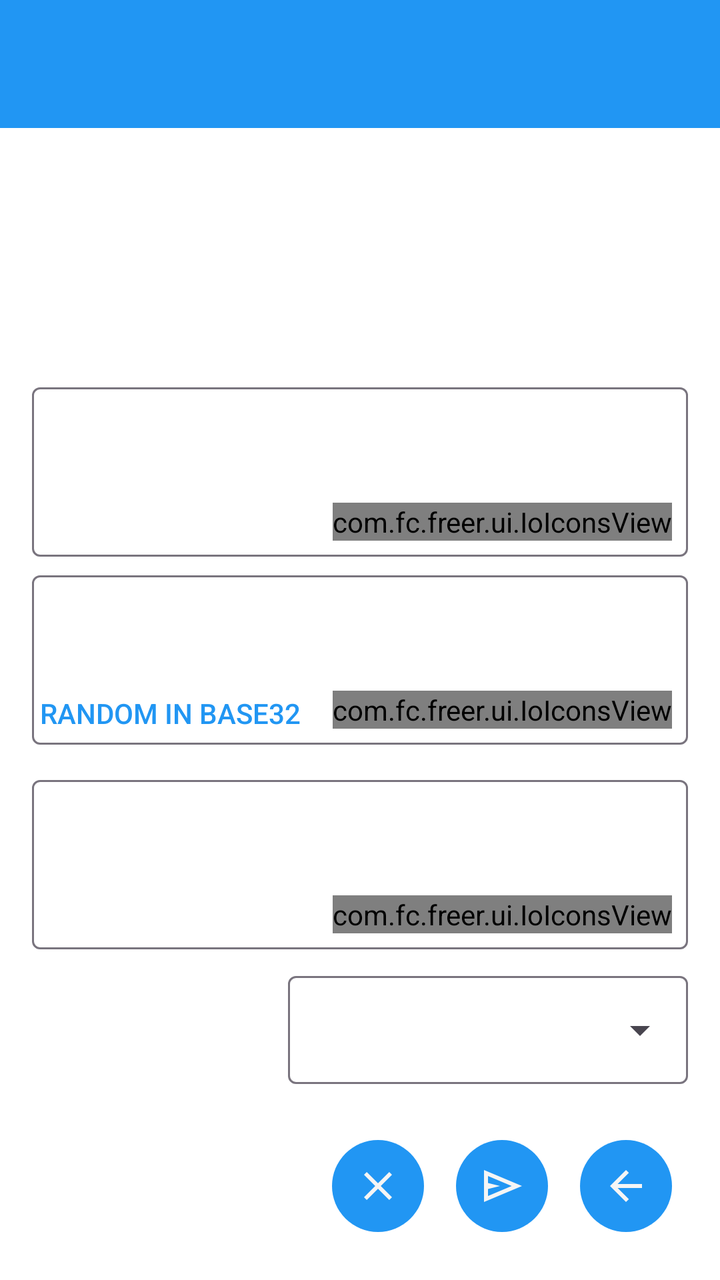
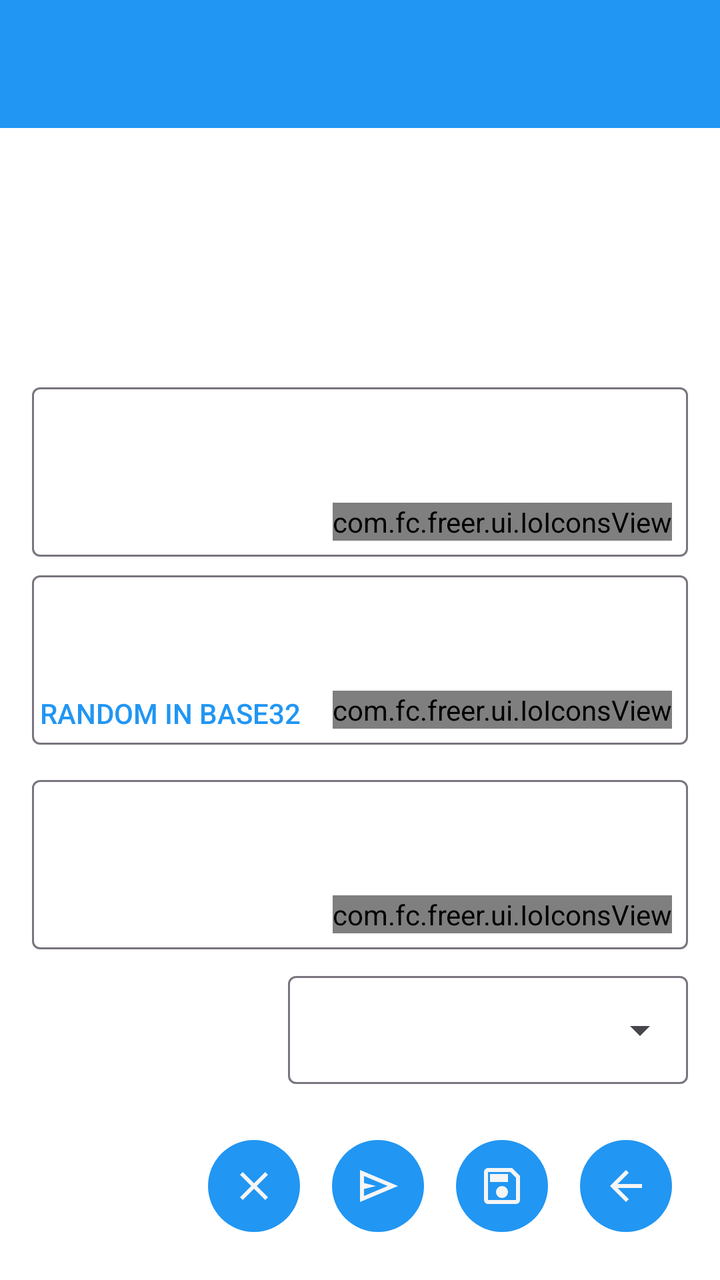

Two renders of the same Android screen: before a commit and after it. Below are the layout's source before the change and the commit's diff.
<!-- AndroidManifest.xml: application theme Theme.Freer -->
<!-- res/layout/activity_update_secret.xml -->
<?xml version="1.0" encoding="utf-8"?>
<LinearLayout xmlns:android="http://schemas.android.com/apk/res/android"
    xmlns:app="http://schemas.android.com/apk/res-auto"
    android:layout_width="match_parent"
    android:layout_height="match_parent"
    android:orientation="vertical">

    <include layout="@layout/common_toolbar" />

    <LinearLayout
        android:layout_width="match_parent"
        android:layout_height="match_parent"
        android:orientation="vertical"
        android:padding="16dp">

        <LinearLayout
            android:id="@+id/secretInfoContainer"
            android:layout_width="match_parent"
            android:layout_height="0dp"
            android:layout_weight="4"
            android:orientation="vertical" />

        <LinearLayout
            android:id="@+id/inputContainer"
            android:layout_width="match_parent"
            android:layout_height="wrap_content"
            android:orientation="vertical"
            android:minHeight="120dp">

            <include
                android:id="@+id/titleView"
                layout="@layout/layout_text_input_with_scan"
                android:layout_width="match_parent"
                android:layout_height="0dp"
                android:layout_weight="1" />

            <include
                android:id="@+id/contentView"
                layout="@layout/layout_text_input_with_scan"
                android:layout_width="match_parent"
                android:layout_height="0dp"
                android:layout_weight="1"
                android:layout_marginTop="4dp" />

            <Button
                android:id="@+id/newRandomButton"
                android:layout_width="wrap_content"
                android:layout_height="wrap_content"
                android:layout_marginTop="-40dp"
                android:paddingStart="4dp"
                android:paddingEnd="8dp"
                android:background="@android:color/transparent"
                android:textColor="@color/accent"
                android:text="@string/random_in_base32" />

            <include
                android:id="@+id/memoView"
                layout="@layout/layout_text_input_with_scan"
                android:layout_width="match_parent"
                android:layout_height="0dp"
                android:layout_weight="1"
                android:layout_marginBottom="8dp"
                android:layout_marginTop="4dp" />

            <com.google.android.material.textfield.TextInputLayout
                android:id="@+id/typeInputLayout"
                android:layout_width="200dp"
                android:layout_gravity="end"
                android:layout_height="match_parent"

                style="@style/Widget.Material3.TextInputLayout.OutlinedBox"
                app:endIconMode="dropdown_menu">

                <AutoCompleteTextView
                    android:id="@+id/typeInput"
                    android:layout_width="match_parent"
                    android:layout_height="54dp"
                    android:gravity="center"
                    android:inputType="none"
                    android:minLines="1"
                    android:layout_marginBottom="20dp"
                    android:paddingStart="8dp"
                    android:paddingEnd="54dp"
                    android:paddingBottom="8dp"/>
            </com.google.android.material.textfield.TextInputLayout>

        </LinearLayout>

        <LinearLayout
            android:id="@+id/buttonContainer"
            android:layout_width="match_parent"
            android:layout_height="wrap_content"
            android:orientation="horizontal"
            android:gravity="end">

            <ImageButton
                android:id="@+id/clearButton"
                style="@style/ImageButtonStyle"
                android:src="@drawable/ic_clear"
                android:contentDescription="@string/clear" />

            <ImageButton
                android:id="@+id/updateButton"
                style="@style/ImageButtonStyle"
                android:src="@drawable/ic_send"
                android:contentDescription="@string/update" />

            <ImageButton
                android:id="@+id/back_button"
                style="@style/ImageButtonStyle"
                android:src="@drawable/ic_back"
                android:contentDescription="@string/back" />

        </LinearLayout>
    </LinearLayout>

</LinearLayout>
<!-- res/layout/common_toolbar.xml (included above) -->
<?xml version="1.0" encoding="utf-8"?>
<androidx.appcompat.widget.Toolbar xmlns:android="http://schemas.android.com/apk/res/android"
    xmlns:app="http://schemas.android.com/apk/res-auto"
    android:id="@+id/toolbar"
    android:layout_width="match_parent"
    android:layout_height="?attr/actionBarSize"
    android:background="@color/accent"
    android:theme="@style/ThemeOverlay.Freer.Toolbar">

    <LinearLayout
        android:id="@+id/toolbar_fid_container"
        android:layout_width="wrap_content"
        android:layout_height="match_parent"
        android:layout_gravity="end"
        android:orientation="horizontal"
        android:gravity="end|center_vertical"
        android:visibility="gone"
        android:clickable="true"
        android:focusable="true"
        android:paddingStart="8dp"
        android:paddingEnd="16dp"
        android:background="?android:attr/selectableItemBackground">

        <TextView
            android:id="@+id/toolbar_fid_text"
            android:layout_width="130dp"
            android:layout_height="wrap_content"
            android:textColor="@color/main_background"
            android:paddingStart="8dp"
            android:paddingEnd="4dp"
            android:textSize="14sp"
            android:maxLines="1"
            android:gravity="end"
            android:ellipsize="middle" />

        <ImageView
            android:id="@+id/toolbar_avatar"
            android:layout_width="42dp"
            android:layout_height="42dp"
            android:background="@color/accent"
            android:scaleType="centerCrop"
            android:contentDescription="@string/avatar" />

    </LinearLayout>

</androidx.appcompat.widget.Toolbar>
<!-- res/layout/layout_text_input_with_scan.xml (included above) -->
<?xml version="1.0" encoding="utf-8"?>
<FrameLayout xmlns:android="http://schemas.android.com/apk/res/android"
    xmlns:app="http://schemas.android.com/apk/res-auto"
    android:layout_width="match_parent"
    android:layout_height="match_parent">

    <com.google.android.material.textfield.TextInputLayout
        android:id="@+id/textInputWithScanLayout"
        android:layout_width="match_parent"
        android:layout_height="match_parent"
        app:boxBackgroundColor="@color/input_field_background"
        style="@style/Widget.Material3.TextInputLayout.OutlinedBox">

        <com.google.android.material.textfield.TextInputEditText
            android:id="@+id/textInput"
            android:layout_width="match_parent"
            android:layout_height="match_parent"
            android:gravity="top"
            android:inputType="textMultiLine"
            android:minLines="3"
            android:paddingStart="8dp"
            android:paddingEnd="70dp"
            android:paddingBottom="8dp"
            />
    </com.google.android.material.textfield.TextInputLayout>

    <com.fc.freer.ui.IoIconsView
        android:id="@+id/scanIcon"
        android:layout_width="wrap_content"
        android:layout_height="wrap_content"
        android:layout_gravity="bottom|end"
        android:layout_margin="8dp" />
</FrameLayout>
<!-- resources referenced by this layout -->
<resources>
  <color name="accent">#2196F3</color>
  <color name="input_field_background">#FFFFFF</color>
  <color name="main_background">#F5F5F5</color>
  <!-- drawable ic_back (drawable) -->
  <vector xmlns:android="http://schemas.android.com/apk/res/android"
      android:width="24dp"
      android:height="24dp"
      android:viewportWidth="960"
      android:viewportHeight="960">
    <path
        android:pathData="m313,520 l224,224 -57,56 -320,-320 320,-320 57,56 -224,224h487v80L313,520Z"
        android:fillColor="@color/main_background"/>
  </vector>
  <!-- drawable ic_clear (drawable) -->
  <?xml version="1.0" encoding="utf-8"?>
  <vector xmlns:android="http://schemas.android.com/apk/res/android"
      android:width="24dp"
      android:height="24dp"
      android:viewportWidth="24"
      android:viewportHeight="24"
      android:tint="@color/accent">
      <path
          android:fillColor="@color/text"
          android:pathData="M19,6.41L17.59,5 12,10.59 6.41,5 5,6.41 10.59,12 5,17.59 6.41,19 12,13.41 17.59,19 19,17.59 13.41,12z"/>
  </vector>
  <!-- drawable ic_send (drawable) -->
  <vector xmlns:android="http://schemas.android.com/apk/res/android"
      android:width="24dp"
      android:height="24dp"
      android:viewportWidth="960"
      android:viewportHeight="960">
    <path
        android:pathData="M120,800v-640l760,320 -760,320ZM200,680 L674,480 200,280v140l240,60 -240,60v140ZM200,680v-400,400Z"
        android:fillColor="@color/warning"/>
  </vector>
  <string name="avatar">Avatar</string>
  <string name="back">Back</string>
  <string name="clear">Clear</string>
  <string name="random_in_base32">Random in Base32</string>
  <string name="update">Update</string>
  <style name="ImageButtonStyle">
          <item name="android:layout_width">46dp</item>
          <item name="android:layout_height">46dp</item>
          <item name="android:layout_margin">8dp</item>
          <item name="android:background">@drawable/bg_round_accent</item>
          <item name="android:tint">@color/main_background</item>
          <item name="android:scaleType">centerInside</item>
          <item name="android:padding">8dp</item>
      </style>
  <style name="ThemeOverlay.Freer.Toolbar" parent="ThemeOverlay.AppCompat.ActionBar">
          <item name="android:textColorPrimary">@color/main_background</item>
          <item name="android:textColorSecondary">@color/main_background</item>
      </style>
  <style name="Theme.Freer" parent="Base.Theme.Freer" />
  <color name="text">#000000</color>
  <color name="warning">#FF9800</color>
  <!-- drawable bg_round_accent (drawable) -->
  <?xml version="1.0" encoding="utf-8"?>
  <shape xmlns:android="http://schemas.android.com/apk/res/android"
      android:shape="oval">
      <solid android:color="@color/accent" />
  </shape>
  <!-- unchanged entries left out for length: 1 -->
</resources>

<!-- the commit's change to res/layout/activity_update_secret.xml (unified diff, before → after) -->
@@ -100,10 +100,16 @@
                 android:contentDescription="@string/clear" />
 
             <ImageButton
+                android:id="@+id/carveButton"
+                style="@style/ImageButtonStyle"
+                android:src="@drawable/ic_send"
+                android:contentDescription="@string/carve" />
+
+            <ImageButton
                 android:id="@+id/updateButton"
                 style="@style/ImageButtonStyle"
-                android:src="@drawable/ic_send"
-                android:contentDescription="@string/update" />
+                android:src="@drawable/ic_save"
+                android:contentDescription="@string/save" />
 
             <ImageButton
                 android:id="@+id/back_button"
<!-- resource entries referenced after the edit -->
@@ -25,6 +25,16 @@
           android:fillColor="@color/text"
           android:pathData="M19,6.41L17.59,5 12,10.59 6.41,5 5,6.41 10.59,12 5,17.59 6.41,19 12,13.41 17.59,19 19,17.59 13.41,12z"/>
   </vector>
+  <!-- drawable ic_save (drawable) -->
+  <vector xmlns:android="http://schemas.android.com/apk/res/android"
+      android:width="24dp"
+      android:height="24dp"
+      android:viewportWidth="960"
+      android:viewportHeight="960">
+    <path
+        android:pathData="M840,280v480q0,33 -23.5,56.5T760,840L200,840q-33,0 -56.5,-23.5T120,760v-560q0,-33 23.5,-56.5T200,120h480l160,160ZM760,314L646,200L200,200v560h560v-446ZM480,720q50,0 85,-35t35,-85q0,-50 -35,-85t-85,-35q-50,0 -85,35t-35,85q0,50 35,85t85,35ZM240,400h360v-160L240,240v160ZM200,314v446,-560 114Z"
+        android:fillColor="#030626"/>
+  </vector>
   <!-- drawable ic_send (drawable) -->
   <vector xmlns:android="http://schemas.android.com/apk/res/android"
       android:width="24dp"
@@ -37,9 +47,10 @@
   </vector>
   <string name="avatar">Avatar</string>
   <string name="back">Back</string>
+  <string name="carve">Carve</string>
   <string name="clear">Clear</string>
   <string name="random_in_base32">Random in Base32</string>
-  <string name="update">Update</string>
+  <string name="save">Save</string>
   <style name="ImageButtonStyle">
           <item name="android:layout_width">46dp</item>
           <item name="android:layout_height">46dp</item>
